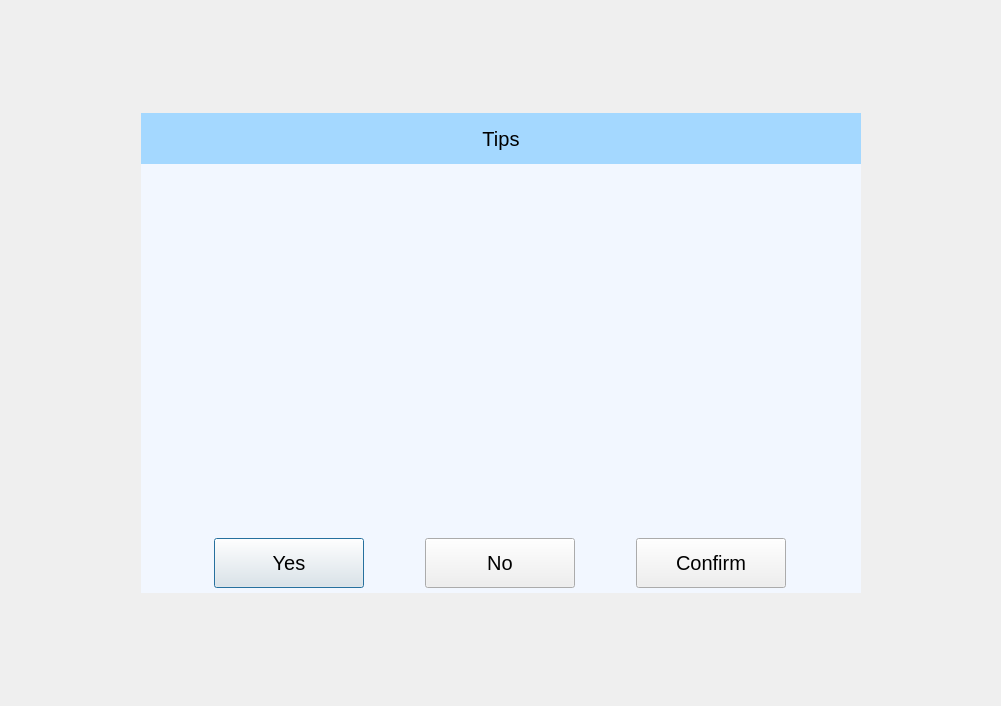
First picture: the form in messageinfo.ui, repository wangmeng08/BCI, before the edit.
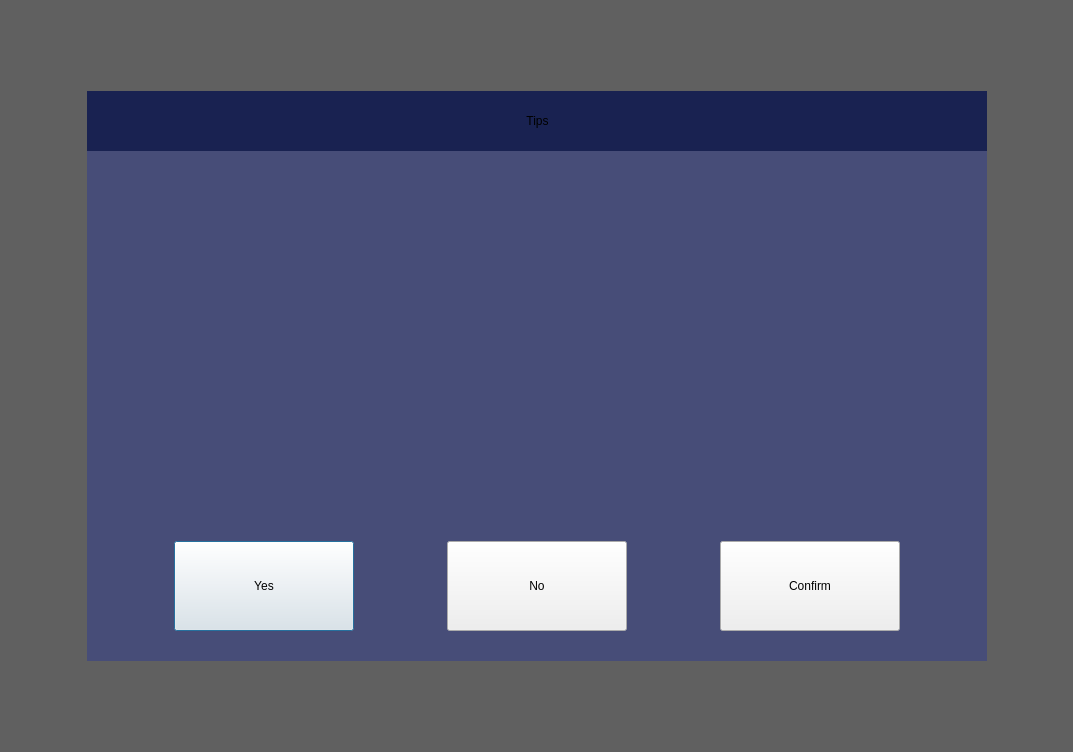
Second picture: the form after the edit.

What changed in the file:
```diff
--- a/messageinfo.ui
+++ b/messageinfo.ui
@@ -6,8 +6,8 @@
    <rect>
     <x>0</x>
     <y>0</y>
-    <width>1001</width>
-    <height>706</height>
+    <width>1073</width>
+    <height>752</height>
    </rect>
   </property>
   <property name="minimumSize">
@@ -26,9 +26,33 @@
    <string>Dialog</string>
   </property>
   <property name="styleSheet">
-   <string notr="true">font:15pt;</string>
+   <string notr="true"/>
   </property>
-  <layout class="QGridLayout" name="gridLayout_2" rowstretch="0,1,0" columnstretch="0,0,0,0">
+  <layout class="QVBoxLayout" name="verticalLayout">
+   <property name="spacing">
+    <number>0</number>
+   </property>
+   <property name="leftMargin">
+    <number>0</number>
+   </property>
+   <property name="topMargin">
+    <number>0</number>
+   </property>
+   <property name="rightMargin">
+    <number>0</number>
+   </property>
+   <property name="bottomMargin">
+    <number>0</number>
+   </property>
+   <item>
+    <widget class="QWidget" name="widget" native="true">
+     <property name="styleSheet">
+      <string notr="true">#widget
+{
+	background-color: rgba(0, 0, 0, 153);
+}</string>
+     </property>
+     <layout class="QGridLayout" name="gridLayout">
    <property name="leftMargin">
     <number>0</number>
    </property>
@@ -52,7 +76,7 @@
      <property name="sizeHint" stdset="0">
       <size>
        <width>20</width>
-       <height>71</height>
+          <height>88</height>
       </size>
      </property>
     </spacer>
@@ -64,7 +88,7 @@
      </property>
      <property name="sizeHint" stdset="0">
       <size>
-       <width>40</width>
+          <width>84</width>
        <height>20</height>
       </size>
      </property>
@@ -80,50 +104,44 @@
      </property>
      <property name="minimumSize">
       <size>
-       <width>720</width>
-       <height>420</height>
+          <width>900</width>
+          <height>570</height>
       </size>
      </property>
      <property name="maximumSize">
       <size>
-       <width>720</width>
-       <height>480</height>
+          <width>900</width>
+          <height>570</height>
       </size>
      </property>
      <property name="styleSheet">
       <string notr="true">#widget_3{
-	background-color: rgb(242, 247, 255);
+	background-color: #474D78;
 }</string>
      </property>
-     <layout class="QVBoxLayout" name="verticalLayout_2">
-      <property name="leftMargin">
-       <number>0</number>
-      </property>
-      <property name="topMargin">
-       <number>0</number>
-      </property>
-      <property name="rightMargin">
-       <number>0</number>
-      </property>
-      <property name="bottomMargin">
-       <number>0</number>
-      </property>
-      <item>
        <widget class="QLabel" name="lblTitle">
+         <property name="geometry">
+          <rect>
+           <x>0</x>
+           <y>0</y>
+           <width>901</width>
+           <height>60</height>
+          </rect>
+         </property>
         <property name="minimumSize">
          <size>
           <width>0</width>
-          <height>51</height>
+           <height>60</height>
          </size>
         </property>
         <property name="maximumSize">
          <size>
           <width>16777215</width>
-          <height>50</height>
+           <height>60</height>
          </size>
         </property>
         <property name="styleSheet">
-         <string notr="true">background-color: rgb(164, 216, 255);</string>
+          <string notr="true">background-color: #192251;</string>
         </property>
         <property name="text">
          <string>Tips</string>
@@ -132,24 +150,15 @@
          <set>Qt::AlignCenter</set>
         </property>
        </widget>
-      </item>
-      <item>
-       <widget class="QWidget" name="widget" native="true">
-        <layout class="QVBoxLayout" name="verticalLayout">
-         <property name="leftMargin">
-          <number>24</number>
-         </property>
-         <property name="topMargin">
-          <number>36</number>
-         </property>
-         <property name="rightMargin">
-          <number>24</number>
-         </property>
-         <property name="bottomMargin">
-          <number>24</number>
-         </property>
-         <item>
           <widget class="QLabel" name="lblInfo">
+         <property name="geometry">
+          <rect>
+           <x>30</x>
+           <y>90</y>
+           <width>841</width>
+           <height>331</height>
+          </rect>
+         </property>
            <property name="text">
             <string/>
            </property>
@@ -157,36 +166,30 @@
             <set>Qt::AlignHCenter|Qt::AlignTop</set>
            </property>
           </widget>
-         </item>
-        </layout>
-       </widget>
-      </item>
-      <item>
        <widget class="QWidget" name="widget_2" native="true">
-        <property name="minimumSize">
-         <size>
-          <width>0</width>
-          <height>50</height>
-         </size>
-        </property>
-        <property name="maximumSize">
-         <size>
-          <width>16777215</width>
-          <height>60</height>
-         </size>
+         <property name="geometry">
+          <rect>
+           <x>0</x>
+           <y>450</y>
+           <width>900</width>
+           <height>90</height>
+          </rect>
+         </property>
+         <property name="styleSheet">
+          <string notr="true">#widget_2
+{
+	background-color: rgba(255, 255, 255, 0);
+}</string>
         </property>
         <layout class="QHBoxLayout" name="horizontalLayout">
-         <property name="spacing">
-          <number>12</number>
-         </property>
          <property name="leftMargin">
-          <number>24</number>
+           <number>0</number>
          </property>
          <property name="topMargin">
           <number>0</number>
          </property>
          <property name="rightMargin">
-          <number>24</number>
+           <number>0</number>
          </property>
          <property name="bottomMargin">
           <number>0</number>
@@ -195,14 +198,14 @@
           <widget class="QPushButton" name="btnAccept">
            <property name="minimumSize">
             <size>
-             <width>0</width>
-             <height>50</height>
+              <width>180</width>
+              <height>90</height>
             </size>
            </property>
            <property name="maximumSize">
             <size>
-             <width>150</width>
-             <height>16777215</height>
+              <width>180</width>
+              <height>90</height>
             </size>
            </property>
            <property name="text">
@@ -214,14 +217,14 @@
           <widget class="QPushButton" name="btnCancel">
            <property name="minimumSize">
             <size>
-             <width>0</width>
-             <height>50</height>
+              <width>180</width>
+              <height>90</height>
             </size>
            </property>
            <property name="maximumSize">
             <size>
-             <width>150</width>
-             <height>16777215</height>
+              <width>180</width>
+              <height>90</height>
             </size>
            </property>
            <property name="text">
@@ -233,14 +236,14 @@
           <widget class="QPushButton" name="btnConfirm">
            <property name="minimumSize">
             <size>
-             <width>1</width>
-             <height>50</height>
+              <width>180</width>
+              <height>90</height>
             </size>
            </property>
            <property name="maximumSize">
             <size>
-             <width>150</width>
-             <height>16777215</height>
+              <width>180</width>
+              <height>90</height>
             </size>
            </property>
            <property name="text">
@@ -250,8 +253,6 @@
          </item>
         </layout>
        </widget>
-      </item>
-     </layout>
     </widget>
    </item>
    <item row="1" column="3">
@@ -261,7 +262,7 @@
      </property>
      <property name="sizeHint" stdset="0">
       <size>
-       <width>40</width>
+          <width>83</width>
        <height>20</height>
       </size>
      </property>
@@ -275,10 +276,13 @@
      <property name="sizeHint" stdset="0">
       <size>
        <width>20</width>
-       <height>71</height>
+          <height>88</height>
       </size>
      </property>
     </spacer>
+      </item>
+     </layout>
+    </widget>
    </item>
   </layout>
  </widget>
```
Lines whose indentation alone changed are shown as unchanged.
